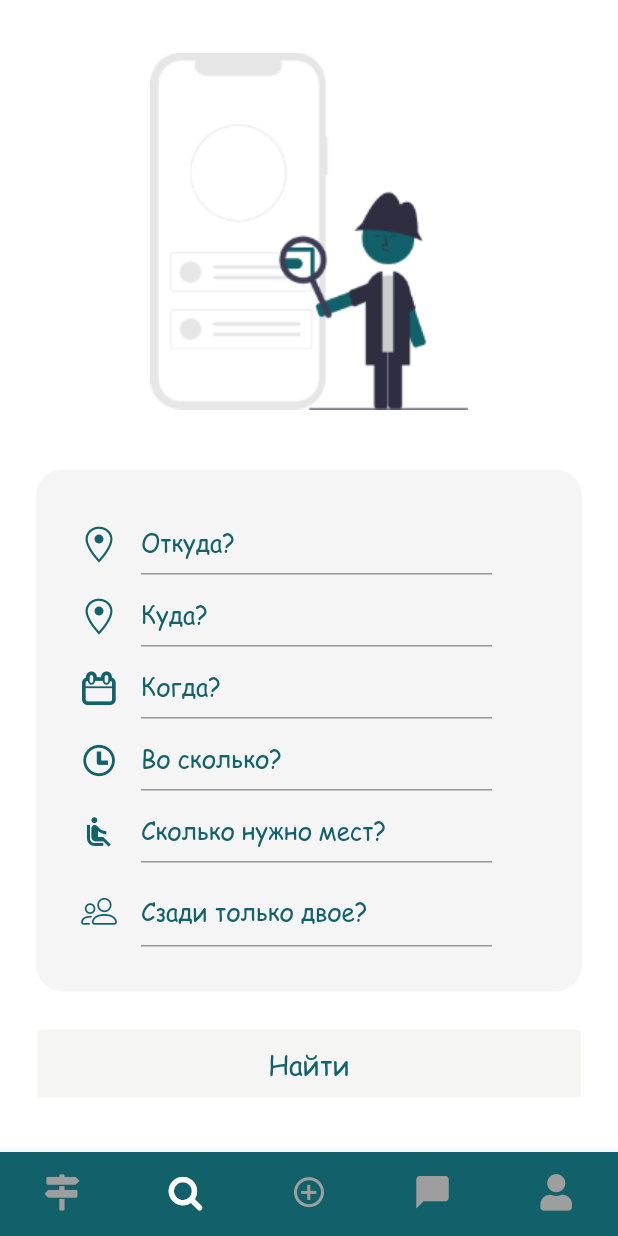
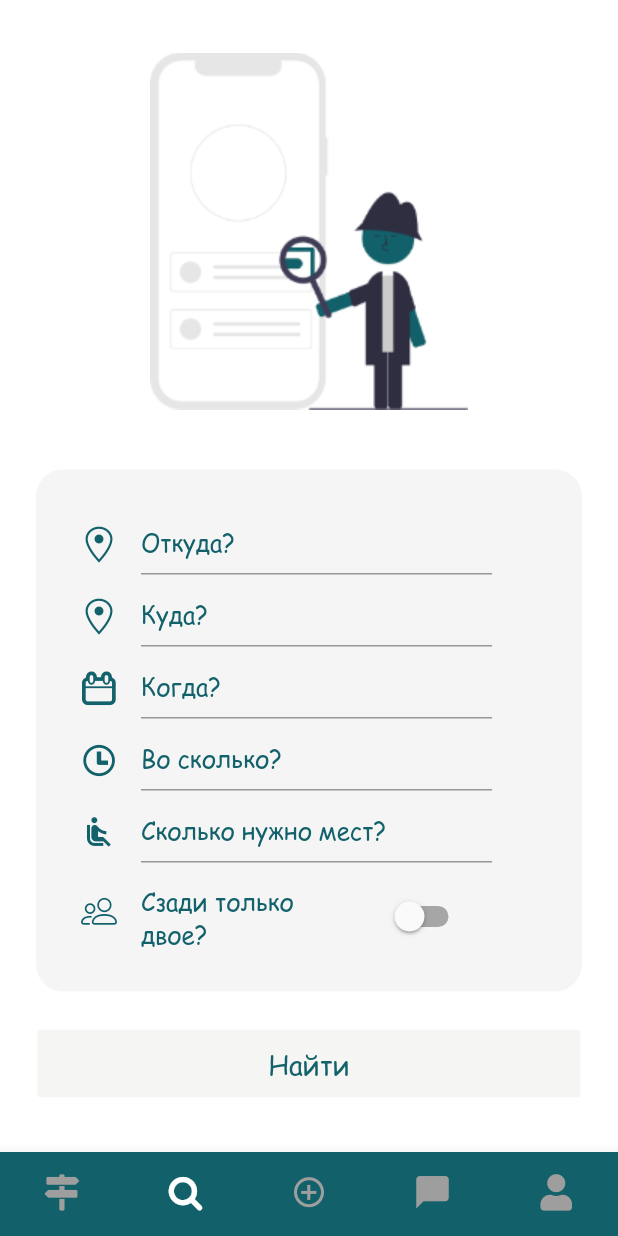
Before and after one commit to tarasevichvlad/way-flutter, a Flutter app: the screen it shows after launch, item 2 of the bottom bar chosen, on a phone screen of 412 x 824 dp. Run offline on Flutter 3.47's test engine with Material 2 defaults, Android fonts, the phone set to English and light mode, and no system bars; our stand-ins replace bloc, equatable, flutter_bloc; missing offline and left inert: aad_oauth.

Commit message:
change text field to slider

```diff
--- a/lib/screens/search_screen.dart
+++ b/lib/screens/search_screen.dart
@@ -28,6 +28,7 @@ class _SearchScreenState extends State<SearchScreen> {
 
   @override
   Widget build(BuildContext context) {
+    // TODO: block builder
     return BlocListener<TripBloc, TripState>(
       listener: (BuildContext context, TripState state) {
         if (state is TripSearchSuccess) {
@@ -242,19 +243,23 @@ class _SearchScreenState extends State<SearchScreen> {
                             ),
                             Container(
                               width: 250,
-                              child: TextFormField(
-                                  keyboardType: TextInputType.text,
-                                  onSaved: (String val) {
-                                    _onlyTwo = false;
-                                  },
-                                  decoration: InputDecoration(
-                                    hintText: 'Сзади только двое?',
-                                    hintStyle: TextStyle(
-                                        color: Color.fromRGBO(18, 97, 107, 1),
-                                        fontFamily: 'ComicSansMS',
-                                        fontSize: 16),
-                                  )),
-                              padding: EdgeInsets.only(left: 16),
+                              child: SwitchListTile(
+                                title: Text(
+                                  'Сзади только двое?',
+                                  style: TextStyle(
+                                      color: Color.fromRGBO(18, 97, 107, 1),
+                                      fontFamily: 'ComicSansMS',
+                                      fontSize: 16),
+                                ),
+                                value: _onlyTwo,
+                                onChanged: (value) {
+                                  setState(() {
+                                    _onlyTwo = value;
+                                  });
+                                },
+                                activeTrackColor: Colors.white,
+                                activeColor: Color.fromRGBO(18, 97, 107, 1),
+                              ),
                             )
                           ],
                         ),
```
